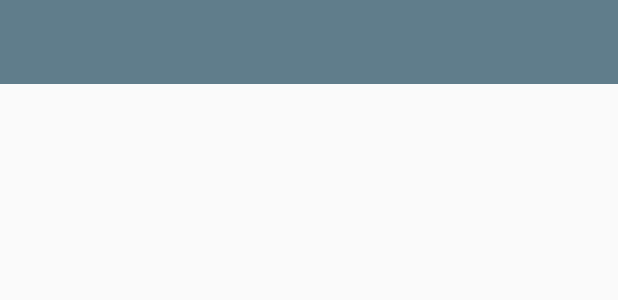
After one commit to gsposantos/RangoAmigoAndroid, an Android app: the layout activity_cadastro_evento.xml on its own in the app's theme, with its tools: preview values and no code run, on a phone screen of 412 x 824 dp. The commit adds this screen. Shown: the top 300 px of the screen. Run offline under Robolectric (Android 15) with nearby library versions, the phone set to English and light mode, and no system bars.

Commit message:
Adicionado activity para cadastro de evento Criado navegacao da lista de eventos para tela de cadastro de evento

```diff
--- a/app/build.gradle
+++ b/app/build.gradle
@@ -24,11 +24,11 @@ dependencies {
     androidTestCompile('com.android.support.test.espresso:espresso-core:2.2.2', {
         exclude group: 'com.android.support', module: 'support-annotations'
     })
+
     compile 'com.android.support:appcompat-v7:26.+'
     compile 'com.android.support:design:26.+'
     compile 'com.android.support:recyclerview-v7:26.+'
     compile 'com.android.support.constraint:constraint-layout:1.0.2'
-
     compile 'com.google.code.gson:gson:2.8.1'
     compile 'com.squareup.moshi:moshi:1.5.0'
     testCompile 'junit:junit:4.12'
--- a/app/src/main/AndroidManifest.xml
+++ b/app/src/main/AndroidManifest.xml
@@ -18,11 +18,13 @@
         <activity android:name=".activities.SplashScreenActivity">
             <intent-filter>
                 <action android:name="android.intent.action.MAIN" />
+
                 <category android:name="android.intent.category.LAUNCHER" />
             </intent-filter>
         </activity>
         <activity android:name=".activities.AcessoActivity" />
-        <activity android:name=".activities.PerfilActivity"></activity>
+        <activity android:name=".activities.PerfilActivity" />
+        <activity android:name=".activities.CadastroEventoActivity"></activity>
     </application>
 
 </manifest>
--- a/app/src/main/java/com/example/guilherme/rangoamigo/activities/EventoActivity.java
+++ b/app/src/main/java/com/example/guilherme/rangoamigo/activities/EventoActivity.java
@@ -154,10 +154,10 @@ public class EventoActivity extends MasterActivity   {
     private void setupViewPage(ViewPager viewPager){
         /* Instancia uma ViewPager e o PagerAdapter. */
         pagerAdapter = new EventoActivity.ViewPagerAdapter(getSupportFragmentManager());
-        pagerAdapter .addFragment(new EventoFragment(), "Seus Eventos");
-        pagerAdapter .addFragment(new ConviteFragment(), "Seus Convites");
+        pagerAdapter .addFragment(new EventoFragment(), "Eventos");
+        pagerAdapter .addFragment(new ConviteFragment(), "Convites");
         /*TODO: fragment contatos*/
-        pagerAdapter .addFragment(new ContatoFragment(), "Seus Contatos");
+        pagerAdapter .addFragment(new ContatoFragment(), "Contatos");
         viewPager.setAdapter(pagerAdapter);
     }
 
--- a/app/src/main/java/com/example/guilherme/rangoamigo/activities/PerfilActivity.java
+++ b/app/src/main/java/com/example/guilherme/rangoamigo/activities/PerfilActivity.java
@@ -212,7 +212,7 @@ public class PerfilActivity extends MasterActivity  {
         return retorno;
     }
 
-    public boolean emailValido(String email)
+    private boolean emailValido(String email)
     {
         String regExp =
                 "^(([\\w-]+\\.)+[\\w-]+|([a-zA-Z]{1}|[\\w-]{2,}))@"
--- a/app/src/main/java/com/example/guilherme/rangoamigo/activities/SplashScreenActivity.java
+++ b/app/src/main/java/com/example/guilherme/rangoamigo/activities/SplashScreenActivity.java
@@ -32,7 +32,6 @@ public class SplashScreenActivity extends AppCompatActivity {
                 Intent intent;
                 if(!AcessoPreferences.getDadosPerfil().isEmpty()){
                     intent = new Intent(SplashScreenActivity.this,EventoActivity.class);
-                    //passar parametros?...
                 }
                 else{
                     intent = new Intent(SplashScreenActivity.this,AcessoActivity.class);
--- a/app/src/main/java/com/example/guilherme/rangoamigo/viewholders/EventoViewHolder.java
+++ b/app/src/main/java/com/example/guilherme/rangoamigo/viewholders/EventoViewHolder.java
@@ -1,5 +1,6 @@
 package com.example.guilherme.rangoamigo.viewholders;
 
+import android.content.Intent;
 import android.support.v7.widget.RecyclerView;
 import android.view.View;
 import android.widget.ImageView;
@@ -7,6 +8,7 @@ import android.widget.TextView;
 import android.widget.Toast;
 
 import com.example.guilherme.rangoamigo.R;
+import com.example.guilherme.rangoamigo.activities.CadastroEventoActivity;
 
 /**
  * Created by Guilherme on 04/02/2018.
@@ -37,5 +39,8 @@ public class EventoViewHolder extends RecyclerView.ViewHolder implements View.On
     public void onClick(View view) {
         //Toast.makeText(view.getContext(), "Evento = " + String.valueOf(this.codEvento), Toast.LENGTH_SHORT).show();
         /*TODO: Intent para tela de cadastro de evento*/
+        Intent intent = new Intent(view.getContext(), CadastroEventoActivity.class);
+        intent.putExtra("CodEvento", String.valueOf(this.codEvento));
+            view.getContext().startActivity(intent);
     }
 }
--- /dev/null
+++ b/app/src/main/res/layout/activity_cadastro_evento.xml
@@ -0,0 +1,21 @@
+<?xml version="1.0" encoding="utf-8"?>
+<RelativeLayout xmlns:android="http://schemas.android.com/apk/res/android"
+    xmlns:app="http://schemas.android.com/apk/res-auto"
+    xmlns:tools="http://schemas.android.com/tools"
+    android:layout_width="match_parent"
+    android:layout_height="match_parent"
+    tools:context="com.example.guilherme.rangoamigo.activities.CadastroEventoActivity">
+
+    <android.support.v7.widget.Toolbar
+        android:id="@+id/toolbarPerfil"
+        android:layout_width="match_parent"
+        android:layout_height="?attr/actionBarSize"
+        android:background="?attr/colorPrimary"
+        android:theme="@style/ThemeOverlay.AppCompat.Dark" />
+
+
+
+    <!-- Animacao de progresso apresentada enquando está processando -->
+    <include layout="@layout/overlay_prog_bar"/>
+
+</RelativeLayout>
```
Also changed, not shown: app/src/main/java/com/example/guilherme/rangoamigo/activities/CadastroEventoActivity.java (added, +65 -0 lines).
